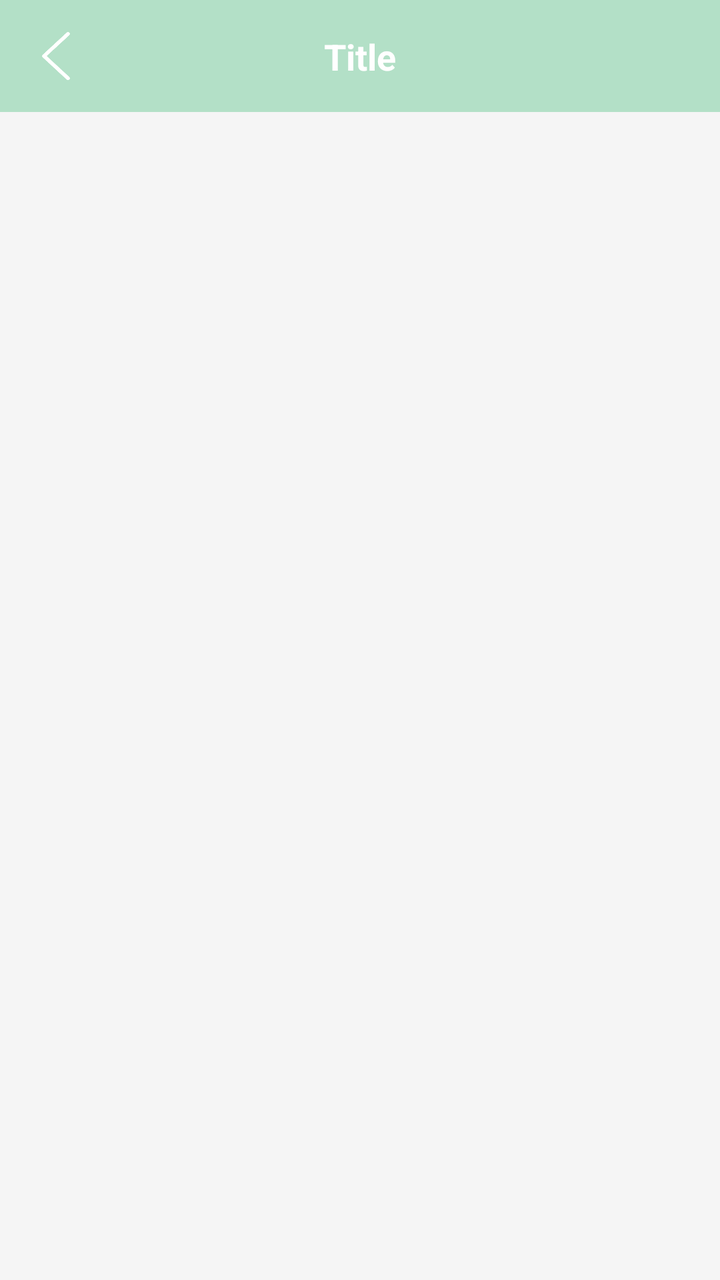
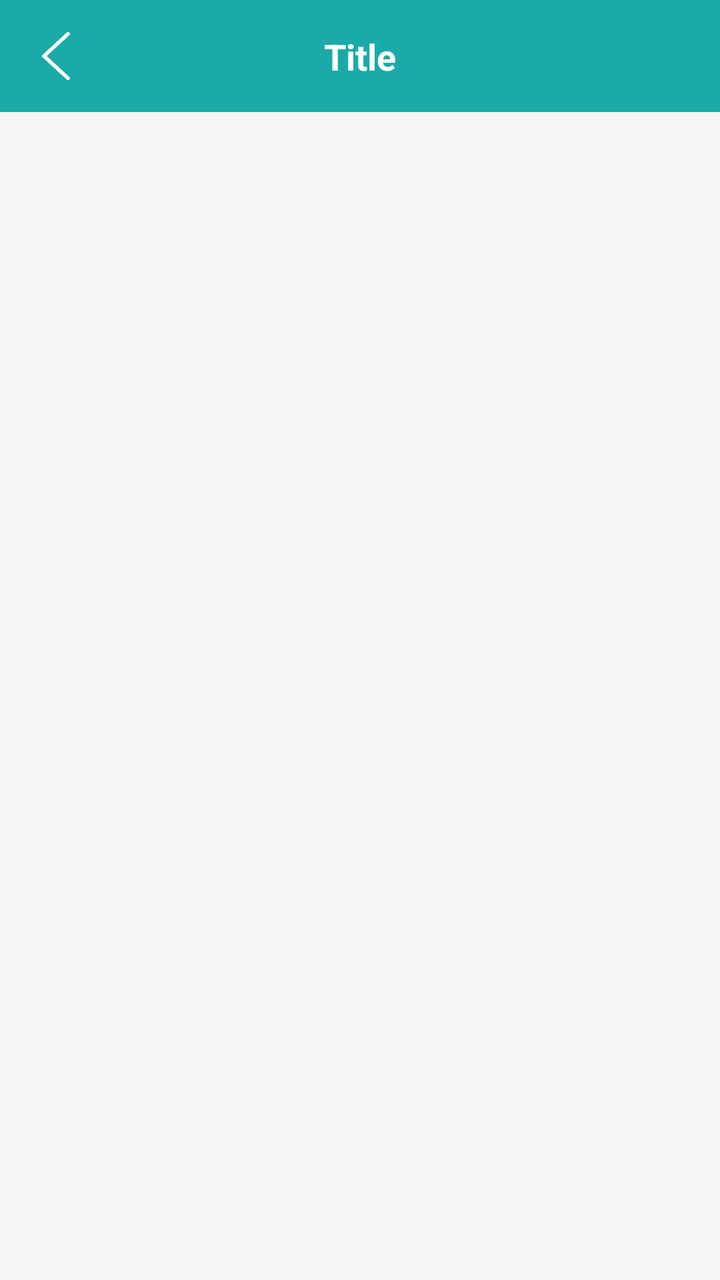

Screens rendered from an Android XML layout before and after an edit, with the pre-edit source and the edit as a unified diff.
<!-- AndroidManifest.xml: application theme Theme.Note -->
<!-- res/layout/item_toolbar.xml -->
<?xml version="1.0" encoding="utf-8"?>
<LinearLayout
    xmlns:android="http://schemas.android.com/apk/res/android"
    xmlns:app="http://schemas.android.com/apk/res-auto"
    android:layout_width="match_parent"
    android:layout_height="wrap_content"
    android:orientation="vertical"
    android:background="?attr/colorPrimary">

    
    <View
        android:id="@+id/statusBarSpacer"
        android:layout_width="match_parent"
        android:layout_height="0dp" />

    
    <androidx.constraintlayout.widget.ConstraintLayout
        android:layout_width="match_parent"
        android:layout_height="56dp"
        android:background="@color/main_blue">

        <ImageView
            android:id="@+id/ivBack"
            android:layout_width="40dp"
            android:layout_height="40dp"
            android:layout_marginStart="8dp"
            android:padding="8dp"
            android:src="@drawable/ic_back"
            app:layout_constraintBottom_toBottomOf="parent"
            app:layout_constraintStart_toStartOf="parent"
            app:layout_constraintTop_toTopOf="parent"/>

        <TextView
            android:id="@+id/tvTitle"
            android:layout_width="0dp"
            android:layout_height="wrap_content"
            android:ellipsize="end"
            android:gravity="center"
            android:maxLines="1"
            android:text="Title"
            android:textColor="@android:color/white"
            android:textSize="18sp"
            android:textStyle="bold"
            android:layout_marginStart="56dp"
            android:layout_marginEnd="56dp"
            app:layout_constraintBottom_toBottomOf="@id/ivBack"
            app:layout_constraintEnd_toEndOf="parent"
            app:layout_constraintStart_toStartOf="parent"
            app:layout_constraintTop_toTopOf="@id/ivBack"/>
    </androidx.constraintlayout.widget.ConstraintLayout>

</LinearLayout>
<!-- resources referenced by this layout -->
<resources>
  <color name="main_blue">#B3E0C7</color>
  <!-- drawable ic_back: png bitmap (drawable, 2843 bytes) -->
  <style name="Theme.Note" parent="Theme.AppCompat.Light.NoActionBar" />
</resources>

<!-- the commit's change to res/layout/item_toolbar.xml (unified diff, before → after) -->
@@ -17,7 +17,7 @@
     <androidx.constraintlayout.widget.ConstraintLayout
         android:layout_width="match_parent"
         android:layout_height="56dp"
-        android:background="@color/main_blue">
+        android:background="@color/main_color">
 
         <ImageView
             android:id="@+id/ivBack"
<!-- resource entries referenced after the edit -->
@@ -1,6 +1,6 @@
 <!-- resources referenced by this layout -->
 <resources>
-  <color name="main_blue">#B3E0C7</color>
+  <color name="main_color">#1AABA8</color>
   <!-- drawable ic_back: png bitmap (drawable, 2843 bytes) -->
   <style name="Theme.Note" parent="Theme.AppCompat.Light.NoActionBar" />
 </resources>
